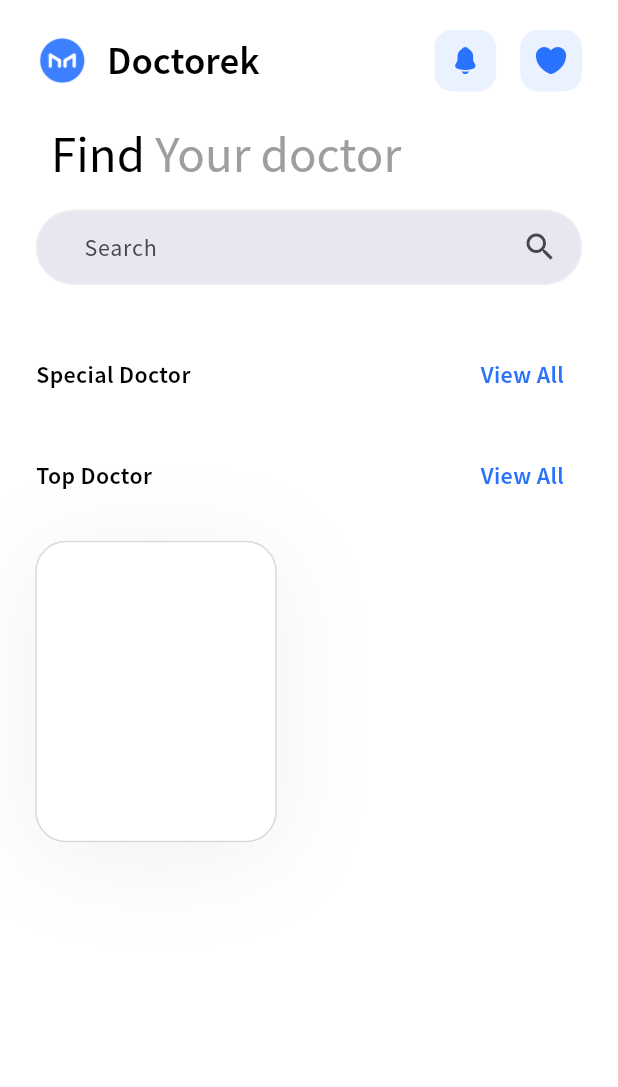
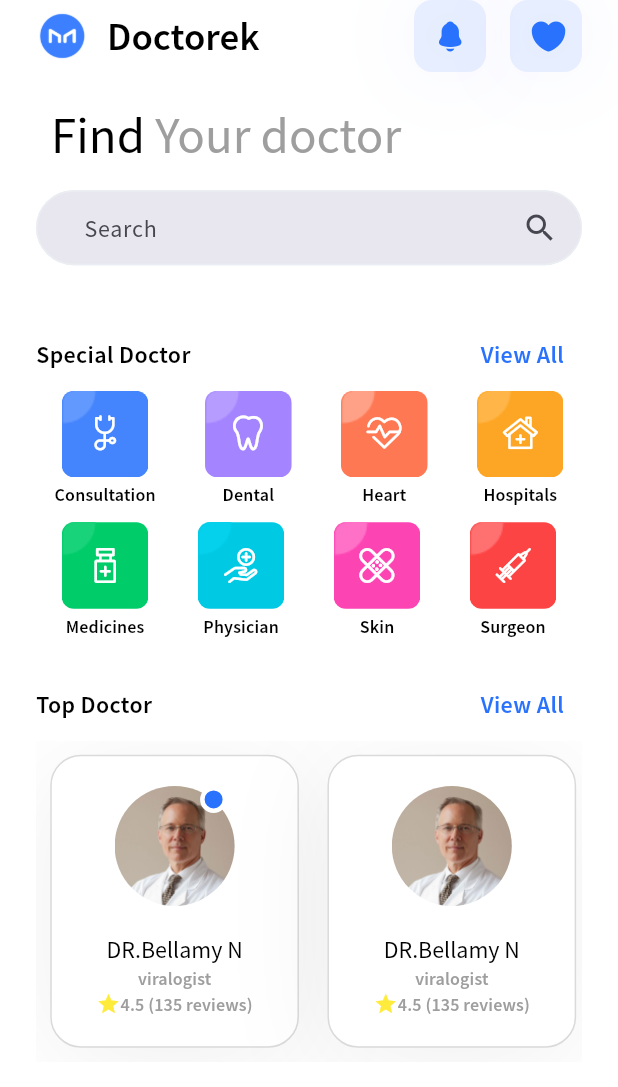
Before and after one commit to hatembz/medx, a Flutter app: the HomeScreen screen opened directly, on a phone screen of 412 x 824 dp. Shown: the top 1087 px of the screen. Run offline on Flutter 3.47's test engine with Material 2 defaults, Android fonts, the phone set to English and light mode, and no system bars; our stand-ins replace get, persistent_bottom_nav_bar, pinput, shared_preferences; accounts and stored records are empty; statements that could not run were skipped.

Commit message:
added inactive navbar icons and home screen

```diff
--- a/lib/ui/home/home_screen.dart
+++ b/lib/ui/home/home_screen.dart
@@ -1,5 +1,10 @@
 import 'package:flutter/material.dart';
 import 'package:get/get.dart';
+import 'package:medx/reusable_components/buttons/custom_icon_button.dart';
+import 'package:medx/reusable_components/inputs/custom_search_bar.dart';
+import 'package:medx/reusable_components/widgets/decorated_card.dart';
+import 'package:medx/reusable_components/widgets/medical_specialty_item.dart';
+import 'package:medx/ui/home/notification_screen.dart';
 import 'package:medx/utils/constants.dart';
 import 'package:medx/utils/shared.dart';
 import 'package:medx/utils/svg_icons.dart';
@@ -13,18 +18,16 @@ class HomeScreen extends StatefulWidget {
 
 class _HomeScreenState extends State<HomeScreen> {
   TextEditingController controller = TextEditingController();
+
   @override
   Widget build(BuildContext context) {
     return SafeArea(
         child: Scaffold(
-            body: Padding(
+            appBar: PreferredSize(
+              preferredSize: Size.fromHeight(context.height * 0.3),
+              child: Padding(
                 padding: const EdgeInsets.symmetric(horizontal: 24),
-      child: Column(
-        mainAxisAlignment: MainAxisAlignment.start,
-        crossAxisAlignment: CrossAxisAlignment.start,
-        children: [
-          gap(context),
-          Row(
+                child: Row(
                   mainAxisSize: MainAxisSize.min,
                   mainAxisAlignment: MainAxisAlignment.start,
                   crossAxisAlignment: CrossAxisAlignment.center,
@@ -37,27 +40,24 @@ class _HomeScreenState extends State<HomeScreen> {
                       ),
                     ),
                     Spacer(),
-              Container(
-                  width: context.height * 0.05,
-                  height: context.height * 0.05,
-                  padding: const EdgeInsets.all(10),
-                  decoration: ShapeDecoration(
-                    color: kdarkblue,
-                    shape: RoundedRectangleBorder(borderRadius: BorderRadius.circular(12)),
-                  ),
-                  child: Icon(MedxIcons.bell, size: 18, color: kBlueColor)),
+                    CustomIconButton(
+                        icon: MedxIcons.bell,
+                        iconSize: 20,
+                        onTap: () => Navigator.push(context,
+                            MaterialPageRoute(builder: (context) => NotificationScreen()))),
                     const SizedBox(width: 16),
-              Container(
-                  width: context.height * 0.05,
-                  height: context.height * 0.05,
-                  padding: const EdgeInsets.all(10),
-                  decoration: ShapeDecoration(
-                    color: kdarkblue,
-                    shape: RoundedRectangleBorder(borderRadius: BorderRadius.circular(12)),
-                  ),
-                  child: Icon(MedxIcons.heart, size: 18, color: kBlueColor)),
+                    CustomIconButton(icon: MedxIcons.heart, iconSize: 20, onTap: () {}),
                   ],
                 ),
+              ),
+            ),
+            body: Padding(
+              padding: const EdgeInsets.symmetric(horizontal: 24),
+              child: SingleChildScrollView(
+                child: Column(
+                  mainAxisAlignment: MainAxisAlignment.start,
+                  crossAxisAlignment: CrossAxisAlignment.start,
+                  children: [
                     gap(context),
                     Padding(
                       padding: const EdgeInsets.only(left: 10.0),
@@ -65,7 +65,8 @@ class _HomeScreenState extends State<HomeScreen> {
                           text: TextSpan(children: [
                         TextSpan(
                             text: 'Find',
-                  style: context.textTheme.titleLarge?.copyWith(fontWeight: FontWeight.w400)),
+                            style: context.textTheme.titleLarge
+                                ?.copyWith(fontWeight: FontWeight.w400)),
                         TextSpan(
                             text: ' Your doctor',
                             style: context.textTheme.titleLarge
@@ -74,21 +75,7 @@ class _HomeScreenState extends State<HomeScreen> {
                     ),
                     Padding(
                         padding: const EdgeInsets.symmetric(vertical: 16),
-            child: SearchBar(
-              hintText: 'Search',
-              // shadowColor: MaterialStatePropertyAll(),
-              surfaceTintColor: MaterialStatePropertyAll<Color>(Colors.grey),
-              side: MaterialStatePropertyAll(BorderSide(width: 1, color: Color(0xFFEAEEF2))),
-              elevation: MaterialStatePropertyAll<double>(0),
-              controller: controller,
-              constraints: BoxConstraints(maxHeight: 50, minHeight: 50),
-              padding: const MaterialStatePropertyAll<EdgeInsets>(
-                  EdgeInsets.symmetric(horizontal: 16.0)),
-              // onTap: () => controller.openView(),
-              // onChanged: (_) => controller.openView(),
-              trailing: [const Icon(Icons.search)],
-            ),
-          ),
+                        child: CustomSearchBar(controller: controller)),
                     gap(context),
                     Row(
                       mainAxisAlignment: MainAxisAlignment.spaceBetween,
@@ -100,43 +87,69 @@ class _HomeScreenState extends State<HomeScreen> {
                                 style: context.textTheme.bodyMedium?.copyWith(color: kBlueColor)))
                       ],
                     ),
+                    Center(
+                      child: Wrap(
+                        spacing: context.width * 0.08,
+                        runSpacing: 10,
+                        alignment: WrapAlignment.center,
+                        children: medicalSpecialties,
+                      ),
+                    ),
                     gap(context),
-          Row(
-            mainAxisAlignment: MainAxisAlignment.spaceBetween,
-            children: [
+                    Row(mainAxisAlignment: MainAxisAlignment.spaceBetween, children: [
                       Text('Top Doctor', style: context.textTheme.bodyMedium),
                       TextButton(
                           onPressed: () {},
                           child: Text('View All',
                               style: context.textTheme.bodyMedium?.copyWith(color: kBlueColor)))
+                    ]),
+                    SizedBox(
+                      height: context.height * 0.26,
+                      child: ListView(
+                        scrollDirection: Axis.horizontal,
+                        // shrinkWrap: true,
+                        padding: EdgeInsets.all(10),
+                        children: [
+                          DoctorCard(
+                              isOnline: true,
+                              rating: 4.5,
+                              title: "DR.Bellamy N",
+                              reviews: 135,
+                              specialty: "viralogist"),
+                          SizedBox(width: 20),
+                          DoctorCard(
+                              isOnline: false,
+                              rating: 4.5,
+                              title: "DR.Bellamy N",
+                              reviews: 135,
+                              specialty: "viralogist"),
+                          SizedBox(width: 20),
+                          DoctorCard(
+                              isOnline: false,
+                              rating: 4.5,
+                              title: "DR.Bellamy N",
+                              reviews: 135,
+                              specialty: "viralogist"),
+                          SizedBox(width: 20),
+                          DoctorCard(
+                              isOnline: true,
+                              rating: 4.5,
+                              title: "DR.Bellamy N",
+                              reviews: 135,
+                              specialty: "viralogist"),
+                          SizedBox(width: 20),
+                          DoctorCard(
+                              isOnline: false,
+                              rating: 4.5,
+                              title: "DR.Bellamy N",
+                              reviews: 135,
+                              specialty: "viralogist"),
                         ],
-          ),
-          gap(context),
-          Container(
-            width: 160,
-            height: 200,
-            decoration: ShapeDecoration(
-                color: Colors.white,
-                shape: RoundedRectangleBorder(
-                  side: BorderSide(
-                      width: 1,
-                      strokeAlign: BorderSide.strokeAlignCenter,
-                      color: Color(0xFFDADADA)),
-                  borderRadius: BorderRadius.circular(20),
-                ),
-                shadows: [
-                  BoxShadow(
-                      color: Color(0x0F000000),
-                      blurRadius: 60,
-                      offset: Offset(0, 10),
-                      spreadRadius: 0)
-                ]),
-            child: Column(
-              children: [],
                       ),
                     )
                   ],
                 ),
+              ),
             )));
   }
 }
--- a/lib/ui/main_screen.dart
+++ b/lib/ui/main_screen.dart
@@ -26,6 +26,7 @@ class _MainScreenState extends State<MainScreen> {
     return [
       PersistentBottomNavBarItem(
           icon: Icon(MedxIcons.homefilled),
+          inactiveIcon: Icon(MedxIcons.home_empty),
           title: 'Home',
           activeColorPrimary: kBlueColor,
           inactiveColorPrimary: kBlueColor,
@@ -37,14 +38,16 @@ class _MainScreenState extends State<MainScreen> {
           inactiveColorPrimary: kBlueColor,
           textStyle: context.textTheme.bodyMedium?.copyWith(color: kBlueColor)),
       PersistentBottomNavBarItem(
-          icon: Icon(MedxIcons.tasks),
+          icon: Icon(MedxIcons.history_filled),
+          inactiveIcon: Icon(MedxIcons.tasks),
           iconSize: 24,
-          title: 'Search',
+          title: 'History',
           activeColorPrimary: kBlueColor,
           inactiveColorPrimary: kBlueColor,
           textStyle: context.textTheme.bodyMedium?.copyWith(color: kBlueColor)),
       PersistentBottomNavBarItem(
-          icon: Icon(MedxIcons.profile),
+          icon: Icon(MedxIcons.profile_filled),
+          inactiveIcon: Icon(MedxIcons.profile),
           title: 'Profile',
           activeColorPrimary: kBlueColor,
           inactiveColorPrimary: kBlueColor,
--- a/lib/ui/profile/profile_screen.dart
+++ b/lib/ui/profile/profile_screen.dart
@@ -1,9 +1,10 @@
 import 'package:flutter/material.dart';
 import 'package:get/get.dart';
+import 'package:medx/reusable_components/buttons/custom_icon_button.dart';
 import 'package:medx/reusable_components/widgets/logout_modal_sheet.dart';
 import 'package:medx/reusable_components/widgets/profile_item_card.dart';
 import 'package:medx/ui/profile/invite_friends_screen.dart';
-import 'package:medx/ui/profile/notification_screen.dart';
+import 'package:medx/ui/profile/permissions_screen.dart';
 import 'package:medx/ui/profile/security_screen.dart';
 import 'package:medx/utils/constants.dart';
 import 'package:medx/utils/shared.dart';
@@ -31,25 +32,7 @@ class _ProfileScreenState extends State<ProfileScreen> {
               SizedBox(width: 20),
               Text('Profile', style: context.textTheme.headlineMedium),
               Spacer(),
-              Container(
-                  decoration: ShapeDecoration(
-                    color: Color(0x192972FE),
-                    shape: RoundedRectangleBorder(borderRadius: BorderRadius.circular(12)),
-                    shadows: [
-                      BoxShadow(
-                        color: Color(0x145A6CEA),
-                        blurRadius: 50,
-                        offset: Offset(0, 0),
-                        spreadRadius: 0,
-                      )
-                    ],
-                  ),
-                  child: IconButton(
-                    iconSize: 24,
-                    icon: Icon(MedxIcons.edit),
-                    color: kBlueColor,
-                    onPressed: () {},
-                  ))
+              CustomIconButton(icon: MedxIcons.edit, onTap: () {})
             ]),
             gap(context),
             Row(
@@ -110,7 +93,7 @@ class _ProfileScreenState extends State<ProfileScreen> {
                 title: 'Notification',
                 icon: MedxIcons.bell,
                 ontap: () => Navigator.push(
-                    context, MaterialPageRoute(builder: (context) => NotificationScreen()))),
+                    context, MaterialPageRoute(builder: (context) => PermissionsScreen()))),
             Divider(color: Colors.grey[200]),
             ProfileItemCard(
                 title: 'Security',
--- a/lib/utils/shared.dart
+++ b/lib/utils/shared.dart
@@ -1,5 +1,7 @@
 import 'package:flutter/material.dart';
 import 'package:get/get.dart';
+import 'package:medx/reusable_components/widgets/medical_specialty_item.dart';
+import 'package:medx/utils/svg_icons.dart';
 import 'package:pinput/pinput.dart';
 
 Widget gap(BuildContext context, [double? height]) {
@@ -24,3 +26,46 @@ PinTheme get pinPutDecoration {
         border: Border.all(width: 2, color: Color(0xFFEAEEF2))),
   );
 }
+
+List<Widget> medicalSpecialties = [
+  MedicalSpecialtyItem(
+      icon: MedxIcons.consultation,
+      backgroundColor: Color(0xFF4485FD),
+      secondaryColor: Color(0xFF6299FF),
+      title: 'Consultation'),
+  MedicalSpecialtyItem(
+      icon: MedxIcons.teeth,
+      backgroundColor: Color(0xFFA584FF),
+      secondaryColor: Color(0xFFB69CFF),
+      title: 'Dental'),
+  MedicalSpecialtyItem(
+      icon: MedxIcons.heart_1,
+      backgroundColor: Color(0xFFFF7854),
+      secondaryColor: Color(0xFFFFA187),
+      title: 'Heart'),
+  MedicalSpecialtyItem(
+      icon: MedxIcons.clinic,
+      backgroundColor: Color(0xFFFDA625),
+      secondaryColor: Color(0xFFFFB547),
+      title: 'Hospitals'),
+  MedicalSpecialtyItem(
+      icon: MedxIcons.medicine,
+      backgroundColor: Color(0xFF00CC6A),
+      secondaryColor: Color(0xFF19D37A),
+      title: 'Medicines'),
+  MedicalSpecialtyItem(
+      icon: MedxIcons.care,
+      backgroundColor: Color(0xFF00C9E4),
+      secondaryColor: Color(0xFF05D1ED),
+      title: 'Physician'),
+  MedicalSpecialtyItem(
+      icon: MedxIcons.bandage,
+      backgroundColor: Color(0xFFFD44B3),
+      secondaryColor: Color(0xFFFF71C6),
+      title: 'Skin'),
+  MedicalSpecialtyItem(
+      icon: MedxIcons.syringe,
+      backgroundColor: Color(0xFFFD4444),
+      secondaryColor: Color(0xFFFF7070),
+      title: 'Surgeon'),
+];
```
Lines whose indentation alone changed are shown as unchanged.
